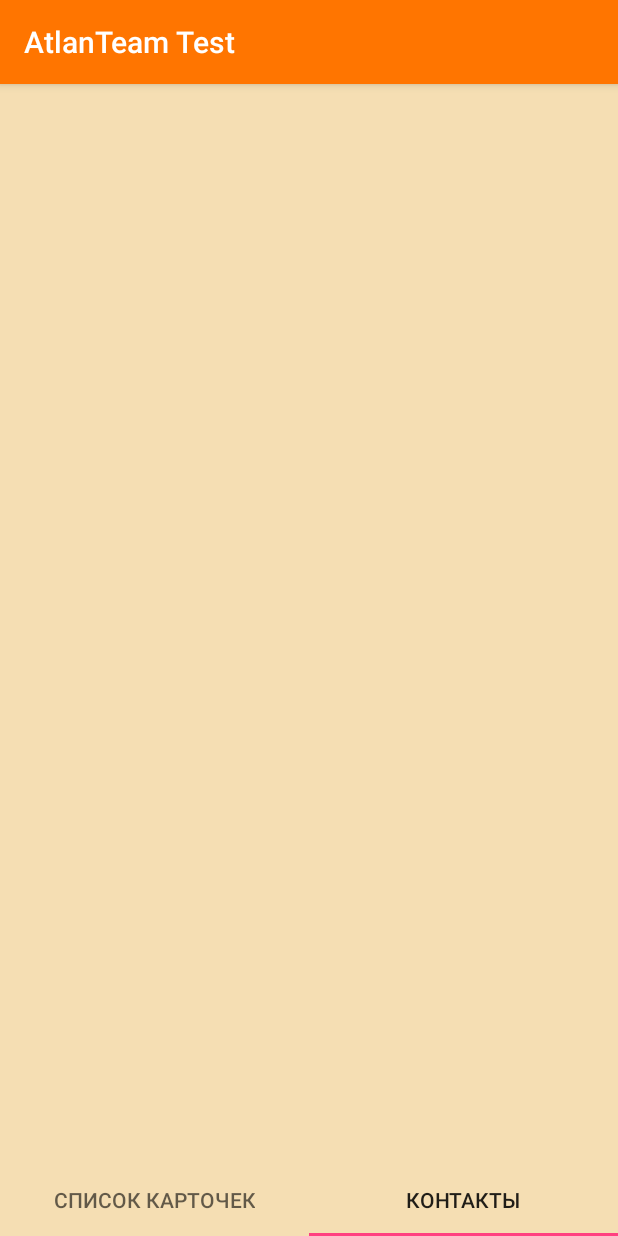
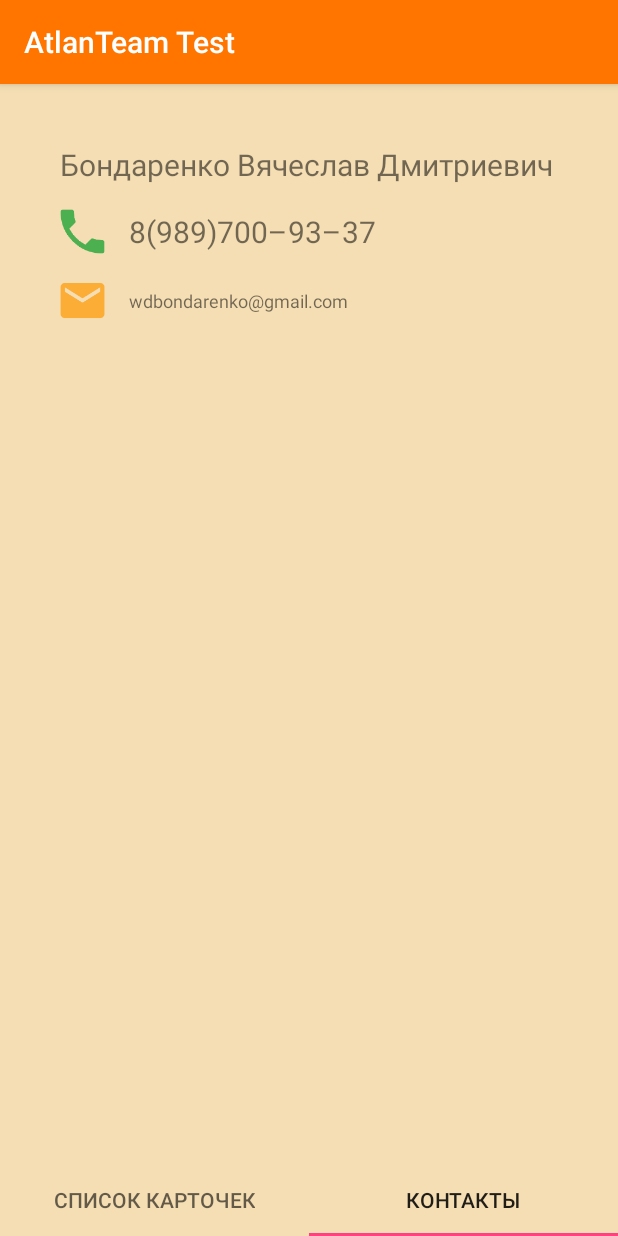
Before and after one commit to Uselesslav/AtlanTeamTest, an Android app: the screen it shows after launch (MainActivity), item 2 of the bottom bar chosen, on a phone screen of 412 x 824 dp. Run offline under Robolectric (Android 15) with nearby library versions, the phone set to English and light mode, and no system bars.

Commit message:
Implemented opportunity to connect with developer.

```diff
--- a/app/src/main/java/bonda/atlanteamtest/fragments/ContactsFragment.java
+++ b/app/src/main/java/bonda/atlanteamtest/fragments/ContactsFragment.java
@@ -1,10 +1,14 @@
 package bonda.atlanteamtest.fragments;
 
+import android.content.Intent;
+import android.net.Uri;
 import android.os.Bundle;
 import android.support.v4.app.Fragment;
 import android.view.LayoutInflater;
 import android.view.View;
 import android.view.ViewGroup;
+import android.widget.Button;
+import android.widget.TextView;
 
 import bonda.atlanteamtest.R;
 
@@ -28,6 +32,33 @@ public class ContactsFragment extends Fragment {
         // Создаваемый UI
         View rootView = inflater.inflate(R.layout.fragment_contacts, container, false);
 
+        // Текстовые поля с номером телефона и адресом электронной почты
+        TextView buttonCall = rootView.findViewById(R.id.tv_contacts_call);
+        TextView buttonMail = rootView.findViewById(R.id.tv_contacts_mail);
+
+        // Обработчик нажатия на поле номера телефона
+        buttonCall.setOnClickListener(new Button.OnClickListener() {
+            @Override
+            public void onClick(View v) {
+                Intent intent = new Intent(Intent.ACTION_DIAL, Uri.parse(getString(R.string.contact_uri_string) + getString(R.string.contact_number_phone).trim()));
+
+                // Открытие активности для звонка
+                startActivity(intent);
+            }
+        });
+
+        // Обработчик нажатия на поле адреса электройнной почты
+        buttonMail.setOnClickListener(new Button.OnClickListener() {
+            @Override
+            public void onClick(View v) {
+                Intent emailIntent = new Intent(Intent.ACTION_SENDTO, Uri.fromParts(getString(R.string.contact_scheme), getString(R.string.contact_mail), null));
+                emailIntent.putExtra(Intent.EXTRA_SUBJECT, getString(R.string.contact_theme_message));
+                emailIntent.putExtra(Intent.EXTRA_TEXT, getString(R.string.contact_text_message));
+
+                // Открытие активности с отправкой сообщения
+                startActivity(Intent.createChooser(emailIntent, getString(R.string.contact_text_input_message)));
+            }
+        });
         return rootView;
     }
 }
--- a/app/src/main/res/layout/fragment_contacts.xml
+++ b/app/src/main/res/layout/fragment_contacts.xml
@@ -4,6 +4,35 @@
     android:layout_height="match_parent"
     android:background="@color/wheat"
     android:clickable="true"
-    android:orientation="vertical">
+    android:orientation="vertical"
+    android:padding="32dp">
 
+    <TextView
+        android:layout_width="wrap_content"
+        android:layout_height="wrap_content"
+        android:layout_margin="8dp"
+        android:text="@string/contact_name_author"
+        android:textSize="20sp" />
+
+    <TextView
+        android:id="@+id/tv_contacts_call"
+        android:layout_width="wrap_content"
+        android:layout_height="wrap_content"
+        android:layout_margin="8dp"
+        android:drawableLeft="@drawable/icon_call"
+        android:drawablePadding="16dp"
+        android:gravity="center_vertical"
+        android:text="@string/contact_number_phone"
+        android:textSize="20sp" />
+
+    <TextView
+        android:id="@+id/tv_contacts_mail"
+        android:layout_width="wrap_content"
+        android:layout_height="wrap_content"
+        android:layout_margin="8dp"
+        android:drawableLeft="@drawable/icon_message"
+        android:drawablePadding="16dp"
+        android:gravity="center_vertical"
+        android:text="@string/contact_mail"
+        android:textSize="12sp" />
 </LinearLayout>
--- a/app/src/main/res/values/strings.xml
+++ b/app/src/main/res/values/strings.xml
@@ -5,4 +5,14 @@
     <!--Названия вкладок-->
     <string name="name_tab_list_card">Список карточек</string>
     <string name="name_tab_contacts">Контакты</string>
+
+    <!--Строки фрагмента контактов-->
+    <string name="contact_number_phone">8(989)700–93–37</string>
+    <string name="contact_mail">wdbondarenko@gmail.com</string>
+    <string name="contact_name_author">Бондаренко Вячеслав Дмитриевич</string>
+    <string name="contact_theme_message">Приглашение на собеседованией</string>
+    <string name="contact_text_message">Доброго времени суток, Вячеслав</string>
+    <string name="contact_text_input_message">Введите сообщение…</string>
+    <string name="contact_scheme">mailto</string>
+    <string name="contact_uri_string">tel:</string>
 </resources>
```
Also changed, not shown: app/src/main/res/drawable-hdpi/icon_call.png (added), app/src/main/res/drawable-hdpi/icon_message.png (added), app/src/main/res/drawable-mdpi/icon_call.png (added), app/src/main/res/drawable-mdpi/icon_message.png (added), app/src/main/res/drawable-xhdpi/icon_call.png (added), app/src/main/res/drawable-xhdpi/icon_message.png (added), app/src/main/res/drawable-xxhdpi/icon_call.png (added), app/src/main/res/drawable-xxhdpi/icon_message.png (added), app/src/main/res/drawable-xxxhdpi/icon_call.png (added), app/src/main/res/drawable-xxxhdpi/icon_message.png (added).
